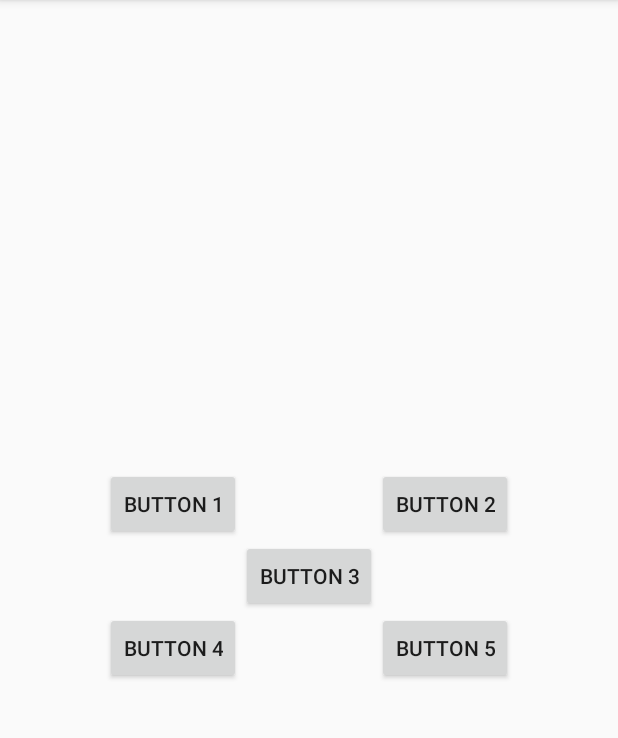
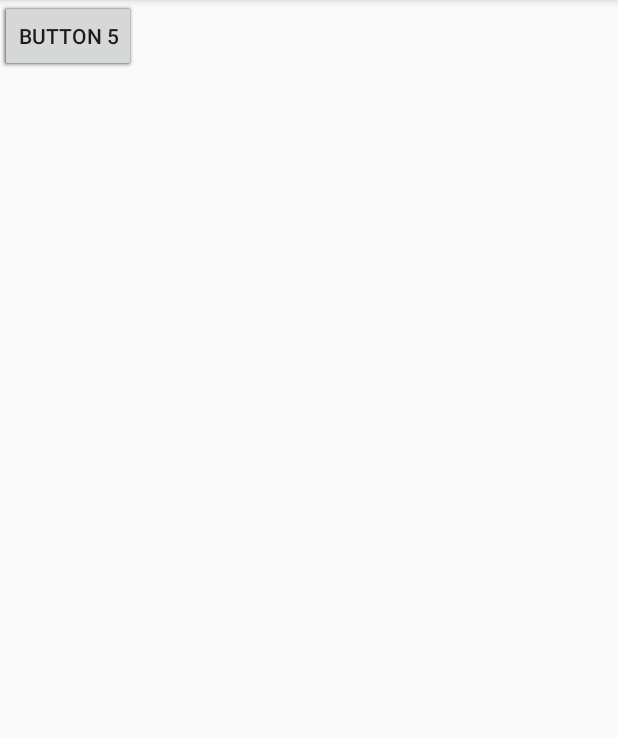
Before and after one commit to XinyuJiang/AndroidPractice, an Android app: the screen it shows after launch (MainActivity), on a phone screen of 412 x 824 dp, the part 84-822 px from its top. Run offline under Robolectric (Android 15) with nearby library versions, the phone set to English and light mode, and no system bars.

Commit message:
UI Layout Practice 1.2<FrameLayout>

```diff
--- a/UILayoutTest/app/src/main/res/layout/activity_main.xml
+++ b/UILayoutTest/app/src/main/res/layout/activity_main.xml
@@ -1,8 +1,11 @@
 <?xml version="1.0" encoding="utf-8"?>
-<RelativeLayout xmlns:android="http://schemas.android.com/apk/res/android"
+<FrameLayout xmlns:android="http://schemas.android.com/apk/res/android"
     android:layout_width="match_parent"
     android:layout_height="match_parent">
     <!--android:orientation属性指定了排列方向是vertical-->
+
+    <!--FrameLayout又称作帧布局，比较简单，所有的控件都会默认摆放在布局的左上角（linearlayout是默认连续摆放控件）。
+    但是也可以像linearlayout那样指定控件在布局中的对齐方式。-->
 
     <Button
         android:id="@+id/button1"
@@ -50,4 +53,4 @@
         android:layout_toRightOf="@id/button3"
         android:text="Button 5" />
 
-</RelativeLayout>
+</FrameLayout>
```
